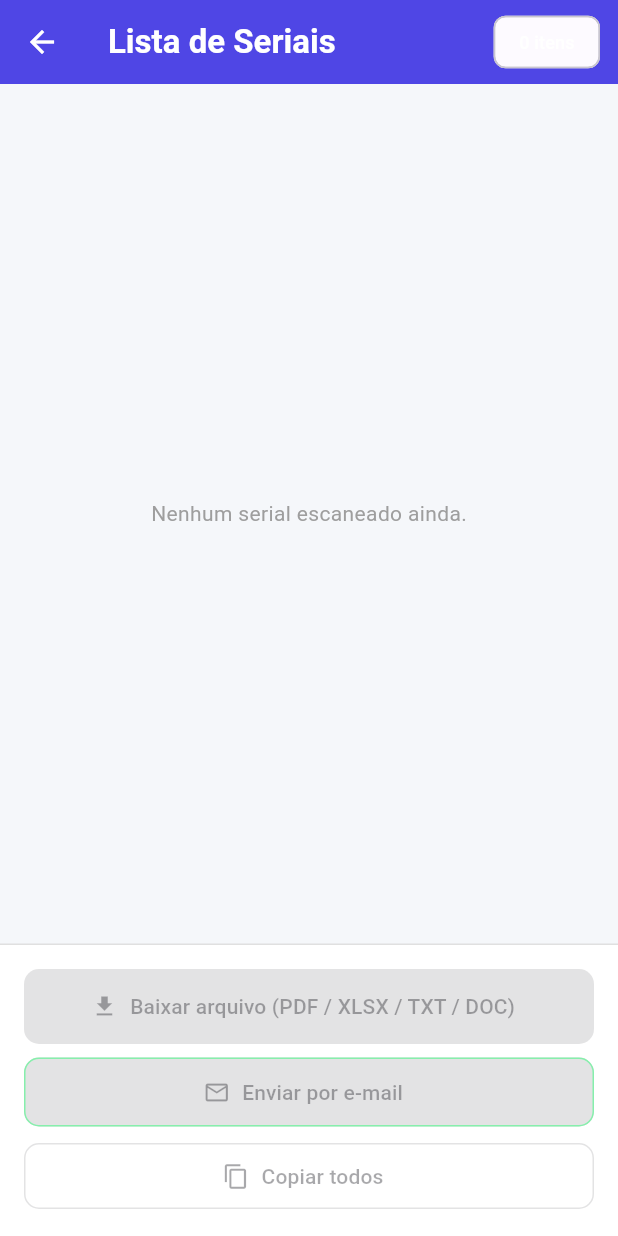
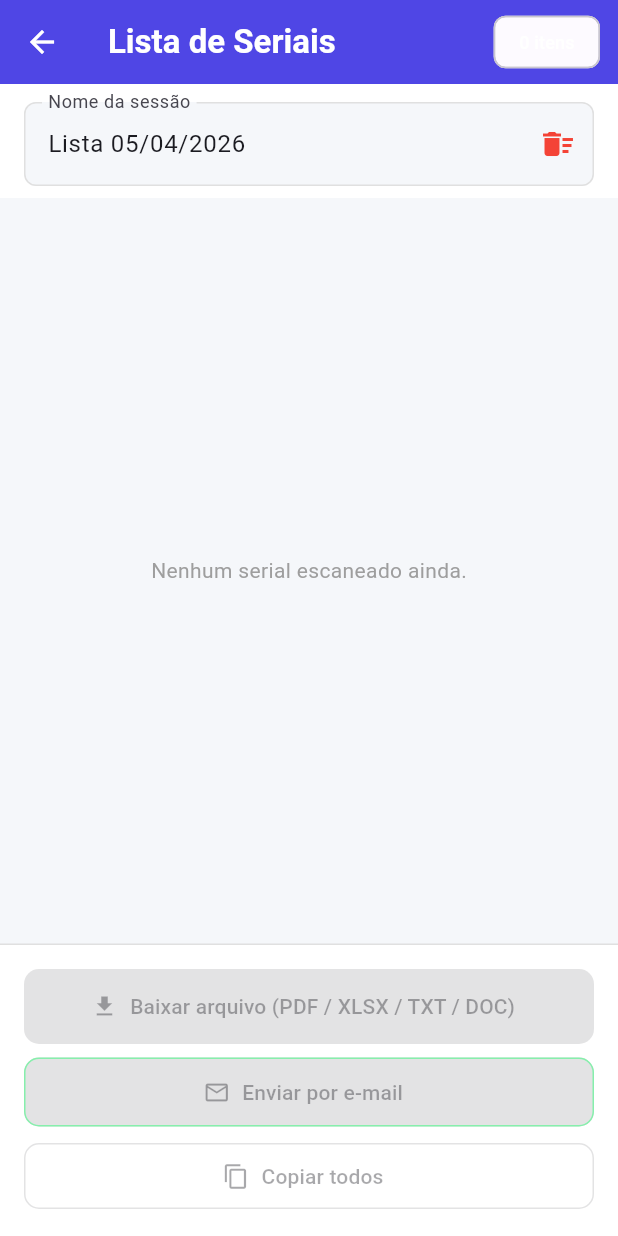
Before and after one commit to FredVenturin/scanner-serial-android, a Flutter app: the screen it shows after launch, after a tap on "Ver lista →", on a phone screen of 412 x 824 dp. Run offline on Flutter 3.47's test engine with Material 3 defaults, Android fonts, the phone set to English and light mode, and no system bars; our stand-ins replace camera, flutter_dotenv, flutter_image_compress, shared_preferences.

Commit message:
feat: add session name field, local persistence, and Nova lista button

```diff
--- a/app/lib/screens/camera_screen.dart
+++ b/app/lib/screens/camera_screen.dart
@@ -5,6 +5,7 @@ import 'package:flutter_dotenv/flutter_dotenv.dart';
 import 'package:flutter_image_compress/flutter_image_compress.dart';
 import '../models/serial_item.dart';
 import '../services/api_service.dart';
+import '../services/storage_service.dart';
 import 'confirm_screen.dart';
 import 'list_screen.dart';
 
@@ -29,6 +30,8 @@ class _CameraScreenState extends State<CameraScreen> {
   bool _flashOn = false;
   late List<SerialItem> _sessionList;
   late ApiService _apiService;
+  final StorageService _storageService = StorageService();
+  String _sessionName = '';
 
   @override
   void initState() {
@@ -36,6 +39,17 @@ class _CameraScreenState extends State<CameraScreen> {
     _sessionList = List.from(widget.sessionList);
     _apiService = ApiService(baseUrl: dotenv.env['BACKEND_URL']!);
     _initCamera();
+    _loadPersistedSession();
+  }
+
+  Future<void> _loadPersistedSession() async {
+    final session = await _storageService.loadSession();
+    if (session != null && mounted) {
+      setState(() {
+        _sessionList = session.items;
+        _sessionName = session.name;
+      });
+    }
   }
 
   Future<void> _initCamera() async {
@@ -101,6 +115,7 @@ class _CameraScreenState extends State<CameraScreen> {
 
       if (updatedList != null) {
         setState(() => _sessionList = updatedList);
+        _storageService.saveSession(_sessionName, _sessionList);
       }
     } catch (e) {
       if (!mounted) return;
@@ -119,7 +134,13 @@ class _CameraScreenState extends State<CameraScreen> {
         builder: (_) => ListScreen(
           sessionList: _sessionList,
           apiService: _apiService,
-          onListUpdated: (list) => setState(() => _sessionList = list),
+          sessionName: _sessionName,
+          onListUpdated: (list, name) {
+            setState(() {
+              _sessionList = list;
+              _sessionName = name;
+            });
+          },
         ),
       ),
     );
--- a/app/lib/screens/list_screen.dart
+++ b/app/lib/screens/list_screen.dart
@@ -4,16 +4,19 @@ import 'package:flutter/services.dart';
 import 'package:path_provider/path_provider.dart';
 import '../models/serial_item.dart';
 import '../services/api_service.dart';
+import '../services/storage_service.dart';
 
 class ListScreen extends StatefulWidget {
   final List<SerialItem> sessionList;
   final ApiService apiService;
-  final void Function(List<SerialItem>) onListUpdated;
+  final String sessionName;
+  final void Function(List<SerialItem> list, String name) onListUpdated;
 
   const ListScreen({
     super.key,
     required this.sessionList,
     required this.apiService,
+    required this.sessionName,
     required this.onListUpdated,
   });
 
@@ -23,17 +26,70 @@ class ListScreen extends StatefulWidget {
 
 class _ListScreenState extends State<ListScreen> {
   late List<SerialItem> _list;
+  late TextEditingController _nameController;
+  final StorageService _storageService = StorageService();
   bool _isLoading = false;
 
   @override
   void initState() {
     super.initState();
     _list = List.from(widget.sessionList);
+    final now = DateTime.now();
+    final defaultName = 'Lista ${now.day.toString().padLeft(2, '0')}/${now.month.toString().padLeft(2, '0')}/${now.year}';
+    _nameController = TextEditingController(
+      text: widget.sessionName.isEmpty ? defaultName : widget.sessionName,
+    );
+  }
+
+  @override
+  void dispose() {
+    _nameController.dispose();
+    super.dispose();
+  }
+
+  void _persist() {
+    widget.onListUpdated(_list, _nameController.text);
+    _storageService.saveSession(_nameController.text, _list);
   }
 
   void _removeItem(int index) {
     setState(() => _list.removeAt(index));
-    widget.onListUpdated(_list);
+    _persist();
+  }
+
+  Future<void> _newList() async {
+    final confirmed = await showDialog<bool>(
+      context: context,
+      builder: (ctx) => AlertDialog(
+        title: const Text('Nova lista'),
+        content: const Text('Tem certeza? A lista atual será apagada.'),
+        actions: [
+          TextButton(
+            onPressed: () => Navigator.pop(ctx, false),
+            child: const Text('Cancelar'),
+          ),
+          ElevatedButton(
+            onPressed: () => Navigator.pop(ctx, true),
+            style: ElevatedButton.styleFrom(
+              backgroundColor: Colors.red,
+              foregroundColor: Colors.white,
+            ),
+            child: const Text('Apagar e criar nova'),
+          ),
+        ],
+      ),
+    );
+
+    if (confirmed != true || !mounted) return;
+
+    await _storageService.clearSession();
+    if (!mounted) return;
+    final now = DateTime.now();
+    setState(() {
+      _list.clear();
+      _nameController.text = 'Lista ${now.day.toString().padLeft(2, '0')}/${now.month.toString().padLeft(2, '0')}/${now.year}';
+    });
+    _persist();
   }
 
   void _copyAll() {
@@ -50,7 +106,9 @@ class _ListScreenState extends State<ListScreen> {
     try {
       final bytes = await widget.apiService.exportFile(format, _list);
       final dir = await getTemporaryDirectory();
-      final file = File('${dir.path}/seriais.$format');
+      final safeName = _nameController.text.replaceAll(RegExp(r'[^\w\s\-]'), '').trim();
+      final fileName = safeName.isEmpty ? 'seriais' : safeName;
+      final file = File('${dir.path}/$fileName.$format');
       await file.writeAsBytes(bytes);
 
       if (!mounted) return;
@@ -242,6 +300,33 @@ class _ListScreenState extends State<ListScreen> {
           ? const Center(child: CircularProgressIndicator(color: Color(0xFF4F46E5)))
           : Column(
               children: [
+                Container(
+                  padding: const EdgeInsets.fromLTRB(16, 12, 16, 8),
+                  color: Colors.white,
+                  child: TextField(
+                    controller: _nameController,
+                    onChanged: (_) => _persist(),
+                    decoration: InputDecoration(
+                      labelText: 'Nome da sessão',
+                      hintText: 'Ex: Sala 3 - 05/04',
+                      filled: true,
+                      fillColor: const Color(0xFFF5F7FA),
+                      border: OutlineInputBorder(
+                        borderRadius: BorderRadius.circular(8),
+                        borderSide: const BorderSide(color: Color(0xFFE0E0E0)),
+                      ),
+                      enabledBorder: OutlineInputBorder(
+                        borderRadius: BorderRadius.circular(8),
+                        borderSide: const BorderSide(color: Color(0xFFE0E0E0)),
+                      ),
+                      suffixIcon: IconButton(
+                        icon: const Icon(Icons.delete_sweep, color: Colors.red),
+                        tooltip: 'Nova lista',
+                        onPressed: _newList,
+                      ),
+                    ),
+                  ),
+                ),
                 Expanded(
                   child: _list.isEmpty
                       ? const Center(
```
